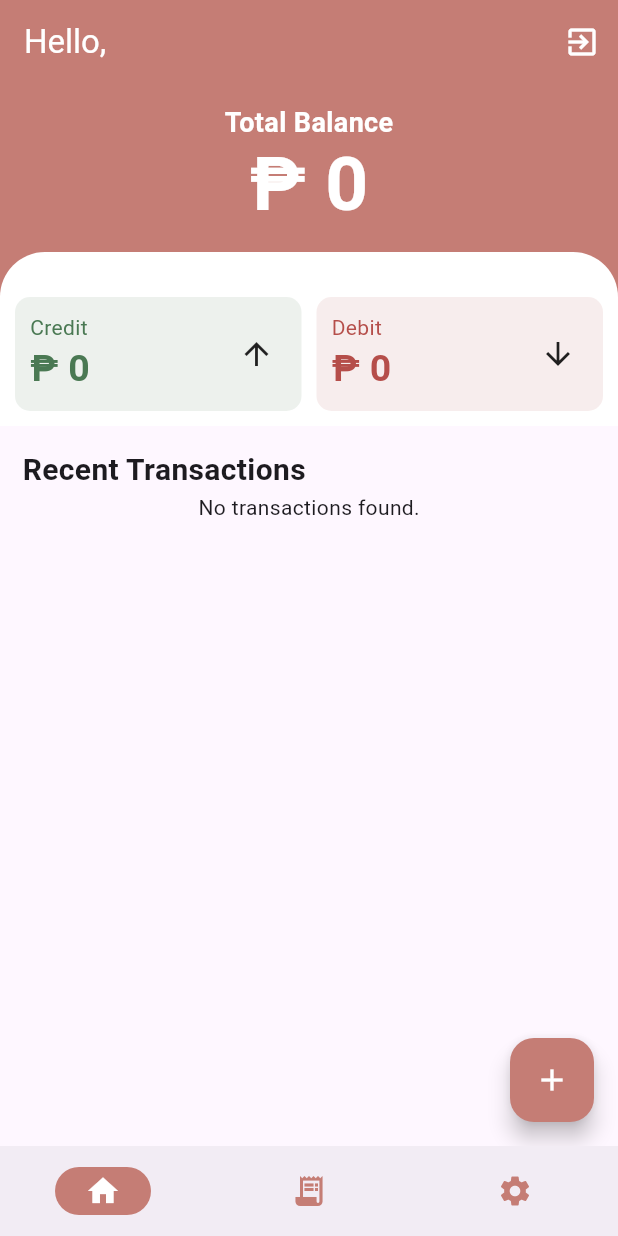
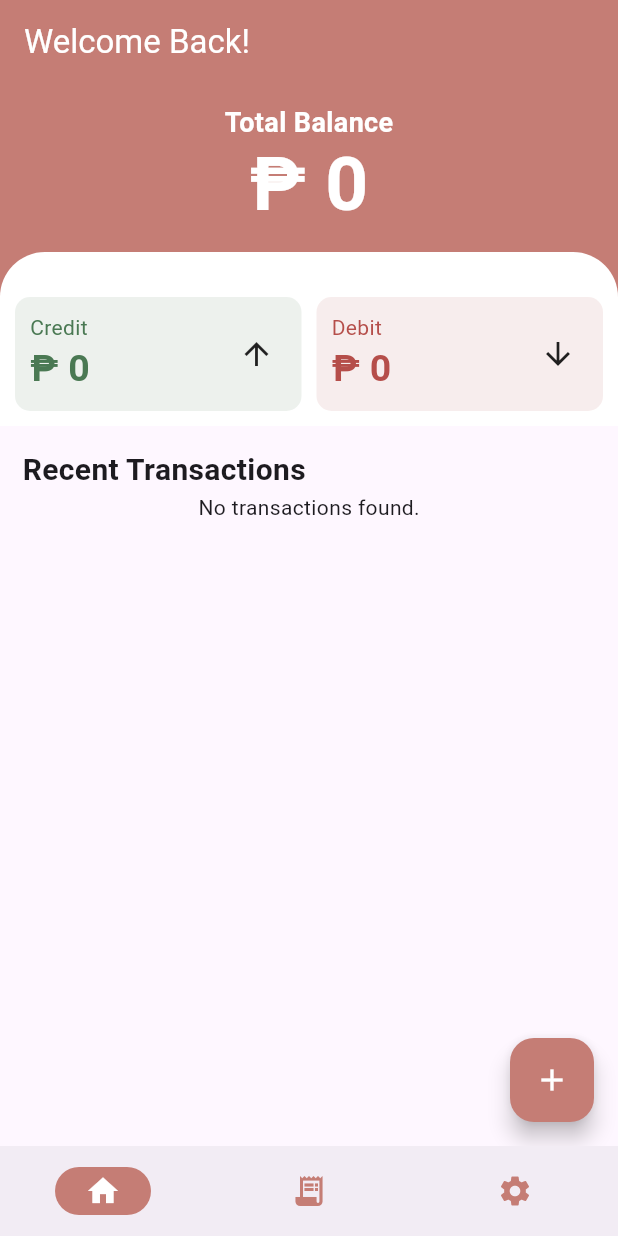
Before and after one commit to RitoCarlHave/SavingsApp, a Flutter app: the screen it shows once a user with an empty profile is signed in, on a phone screen of 412 x 824 dp. Run offline on Flutter 3.47's test engine with Material 3 defaults, Android fonts, the phone set to English and light mode, and no system bars; our stand-ins replace cloud_firestore, firebase_auth, firebase_core, font_awesome_flutter, google_sign_in; accounts and stored records are empty.

Commit message:
Minor Revisions

```diff
--- a/lib/screens/home_screen.dart
+++ b/lib/screens/home_screen.dart
@@ -59,16 +59,7 @@ class _HomeScreenState extends State<HomeScreen> {
         ),
         appBar: AppBar(
           backgroundColor: Color.fromRGBO(197, 125, 117, 1.0),
-          title: Text("Hello, ", style: TextStyle(color: Colors.white)),
-          actions: [
-            IconButton(
-                onPressed: () {
-                  logOut();
-                },
-                icon: isLogoutLoading
-                    ? CircularProgressIndicator()
-                    : Icon(Icons.exit_to_app, color: Colors.white))
-          ],
+          title: Text("Welcome Back!", style: TextStyle(color: Colors.white)),
         ),
         body: SingleChildScrollView(
           child: Column(
--- a/lib/screens/settings_screen.dart
+++ b/lib/screens/settings_screen.dart
@@ -33,7 +33,7 @@ class SettingsScreen extends StatelessWidget {
                       user?.photoURL ??
                           'https://images.app.goo.gl/LEQrX3wnxp2FrQny8',
                     ),
-                    backgroundColor: Colors.transparent,
+                    backgroundColor: Colors.white,
                     radius: 30,
                   ),
                 ),
```
